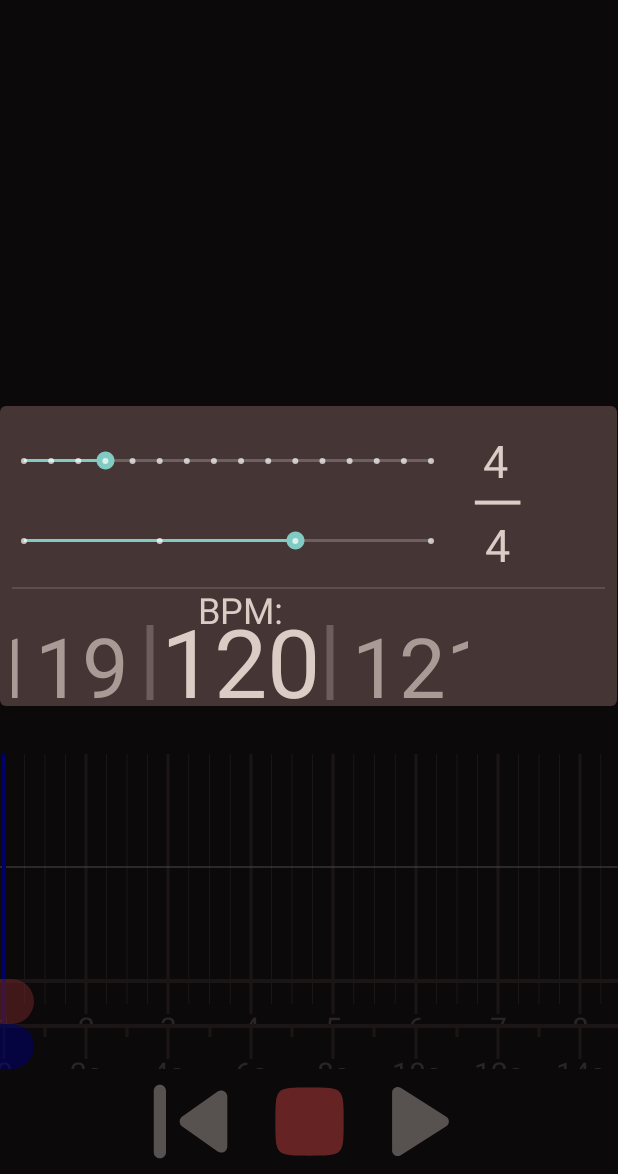
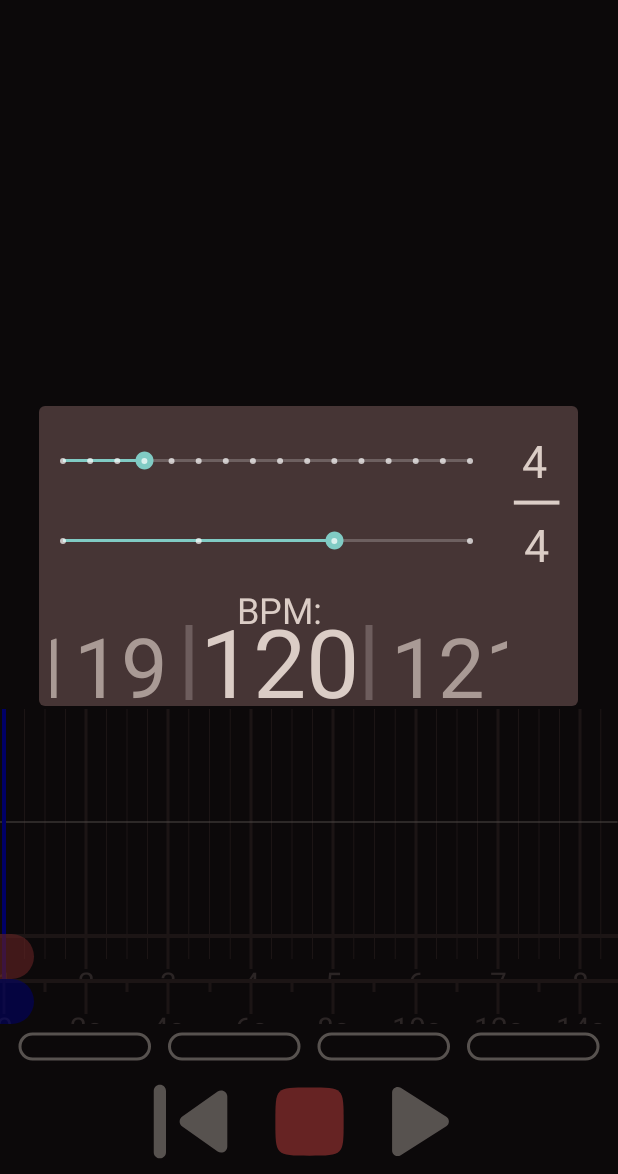
Before and after one commit to TEXflip/JamRec, an Android app: the screen it shows after launch (MainActivity), in the options menu, after a tap on "Metronome", on a phone screen of 412 x 824 dp, the part 62-1236 px from its top. Run offline under Robolectric (Android 15) with nearby library versions, the phone set to English and light mode, and no system bars.

Commit message:
inizata bozza metronomeVisualizer

```diff
--- a/app/src/main/java/com/tessari/jamrec/Activity/MainActivity.java
+++ b/app/src/main/java/com/tessari/jamrec/Activity/MainActivity.java
@@ -18,6 +18,7 @@ import android.view.MotionEvent;
 import android.view.View;
 import android.widget.ScrollView;
 
+import com.tessari.jamrec.CustomView.MetrnomeVisualizer;
 import com.tessari.jamrec.R;
 import com.tessari.jamrec.SessionManager;
 
@@ -32,6 +33,7 @@ public class MainActivity extends AppCompatActivity {
         setSupportActionBar((Toolbar) findViewById(R.id.toolbar));
         if (ContextCompat.checkSelfPermission(this, Manifest.permission.RECORD_AUDIO) != PackageManager.PERMISSION_GRANTED)
             ActivityCompat.requestPermissions(this, new String[]{Manifest.permission.RECORD_AUDIO}, 1);
+
 
         bufferSize = 1024; // AudioRecord.getMinBufferSize(sampleRate, audio_channel_in, audio_encoding);
         session = new SessionManager(this, sampleRate, bufferSize, audio_encoding, audio_channel_in, audio_channel_out);
--- a/app/src/main/java/com/tessari/jamrec/Activity/MetronomeDialog.java
+++ b/app/src/main/java/com/tessari/jamrec/Activity/MetronomeDialog.java
@@ -10,7 +10,6 @@ import android.widget.TextView;
 import com.tessari.jamrec.CustomView.BPMSelector;
 import com.tessari.jamrec.Metronome;
 import com.tessari.jamrec.R;
-import com.tessari.jamrec.Util.SupportMath;
 
 public class MetronomeDialog extends Dialog {
 
--- a/app/src/main/java/com/tessari/jamrec/CustomView/BPMSelector.java
+++ b/app/src/main/java/com/tessari/jamrec/CustomView/BPMSelector.java
@@ -125,12 +125,4 @@ public class BPMSelector extends View {
     public void setBpmChangeListener(OnBpmChangeListener eventListener) {
         bpmListener = eventListener;
     }
-
-    public void setBpmFloat(float bpm){
-        bpmFloat = bpm;
-    }
-
-    public float getBpmFloat(){
-        return bpmFloat;
-    }
 }
--- /dev/null
+++ b/app/src/main/java/com/tessari/jamrec/CustomView/MetrnomeVisualizer.java
@@ -0,0 +1,46 @@
+package com.tessari.jamrec.CustomView;
+
+import android.content.Context;
+import android.graphics.Canvas;
+import android.graphics.Paint;
+import android.support.annotation.Nullable;
+import android.support.v4.content.res.ResourcesCompat;
+import android.util.AttributeSet;
+import android.view.View;
+
+import com.tessari.jamrec.Metronome;
+import com.tessari.jamrec.R;
+import com.tessari.jamrec.SessionManager;
+
+public class MetrnomeVisualizer extends View {
+
+    private Metronome metronome;
+    private final float blockspacingX = 20, blockspacingY = 10;
+    private Paint mainColor;
+
+    public MetrnomeVisualizer(Context context, @Nullable AttributeSet attrs) {
+        super(context, attrs);
+        mainColor = new Paint(Paint.ANTI_ALIAS_FLAG);
+        mainColor.setColor(ResourcesCompat.getColor(getResources(), R.color.MainForeground, null));
+        mainColor.setStyle(Paint.Style.STROKE);
+        mainColor.setStrokeWidth(3);
+    }
+
+    @Override
+    protected void onDraw(Canvas c) {
+        super.onDraw(c);
+        if (metronome != null) {
+            int tpb = metronome.getTickPerBeat();
+            float blockWidth = (getWidth() - (tpb + 1) * blockspacingX) / tpb;
+            for (int i = 0; i < tpb; i++) {
+                float offset = (blockspacingX + blockWidth) * i;
+                c.drawRoundRect(offset+blockspacingX,blockspacingY,offset+blockspacingX+blockWidth,getHeight()-blockspacingY,20,20, mainColor);
+            }
+        }
+    }
+
+    public void setMetronome(Metronome metronome) {
+        this.metronome = metronome;
+    }
+
+}
--- /dev/null
+++ b/app/src/main/java/com/tessari/jamrec/CustomView/NumberSelector.java
@@ -0,0 +1,33 @@
+package com.tessari.jamrec.CustomView;
+
+import android.content.Context;
+import android.graphics.Canvas;
+import android.support.annotation.Nullable;
+import android.util.AttributeSet;
+import android.view.MotionEvent;
+import android.view.View;
+
+public class NumberSelector extends View {
+
+    private final int numberPerPart = 2;
+    private int number;
+
+    public NumberSelector(Context context, @Nullable AttributeSet attrs) {
+        super(context, attrs);
+    }
+
+    @Override
+    protected void onDraw(Canvas c) {
+        super.onDraw(c);
+        float centreX = getWidth() / 2f;
+        float centreY = getHeight() / 2f;
+        for (int i = -numberPerPart; i <= numberPerPart; i++) {
+
+        }
+    }
+
+    @Override
+    public boolean onTouchEvent(MotionEvent event) {
+        return super.onTouchEvent(event);
+    }
+}
--- a/app/src/main/java/com/tessari/jamrec/SessionManager.java
+++ b/app/src/main/java/com/tessari/jamrec/SessionManager.java
@@ -9,6 +9,7 @@ import android.widget.ToggleButton;
 
 import com.tessari.jamrec.CustomView.AudioCanvas;
 import com.tessari.jamrec.CustomView.Beatsline;
+import com.tessari.jamrec.CustomView.MetrnomeVisualizer;
 import com.tessari.jamrec.CustomView.Timeline;
 import com.tessari.jamrec.Util.SupportMath;
 
@@ -22,6 +23,7 @@ public class SessionManager {
     private Timeline timeline;
     private Beatsline beatsline;
     private ToggleButton button_rec, button_play;
+    private MetrnomeVisualizer metrnomeVisualizer;
     public Track track;
     public Recorder recorder;
     public Metronome metronome;
@@ -40,6 +42,7 @@ public class SessionManager {
         this.beatsline = context.findViewById(R.id.beatsline);
         this.sampleRate = sampleRate;
         metronome = new Metronome(this);
+        metrnomeVisualizer = context.findViewById(R.id.metrnomeVisualizer);
         stretchDetector = new ScaleGestureDetector(context, new ViewStretchListener());
         scrollDetector = new GestureDetector(context, new ViewScrollListener());
         timebarScrollDetector = new GestureDetector(context, new TimebarScrollListener());
@@ -51,6 +54,7 @@ public class SessionManager {
         audioCanvas.setSession(this);
         timeline.setSession(this);
         beatsline.setSession(this);
+        metrnomeVisualizer.setMetronome(metronome);
         this.bufferSize = bufferSize;
         audioCanvas.post(new Runnable() {
             @Override
@@ -69,6 +73,7 @@ public class SessionManager {
                 audioCanvas.invalidate();
                 timeline.invalidate();
                 beatsline.invalidate();
+                metrnomeVisualizer.invalidate();
             }
         });
     }
--- a/app/src/main/res/layout/activity_main.xml
+++ b/app/src/main/res/layout/activity_main.xml
@@ -77,9 +77,17 @@
             android:id="@+id/timeline"
             android:layout_width="0dp"
             android:layout_height="@dimen/timeline_height"
+            drawable:layout_constraintBottom_toTopOf="@+id/metrnomeVisualizer"
+            drawable:layout_constraintEnd_toEndOf="parent"
+            drawable:layout_constraintHorizontal_bias="0.0"
+            drawable:layout_constraintStart_toStartOf="parent" />
+
+        <com.tessari.jamrec.CustomView.MetrnomeVisualizer
+            android:id="@+id/metrnomeVisualizer"
+            android:layout_width="0dp"
+            android:layout_height="30dp"
             drawable:layout_constraintBottom_toBottomOf="parent"
             drawable:layout_constraintEnd_toEndOf="parent"
-            drawable:layout_constraintHorizontal_bias="0.0"
             drawable:layout_constraintStart_toStartOf="parent" />
 
     </android.support.constraint.ConstraintLayout>
--- a/app/src/main/res/layout/metronome_dialog.xml
+++ b/app/src/main/res/layout/metronome_dialog.xml
@@ -55,18 +55,6 @@
         app:layout_constraintStart_toEndOf="@+id/seekbar_tickPerBeat"
         app:layout_constraintTop_toTopOf="parent" />
 
-    <View
-        android:id="@+id/divider2"
-        android:layout_width="395dp"
-        android:layout_height="1dp"
-        android:layout_marginStart="8dp"
-        android:layout_marginTop="10dp"
-        android:layout_marginEnd="8dp"
-        android:background="?android:attr/listDivider"
-        app:layout_constraintEnd_toEndOf="parent"
-        app:layout_constraintStart_toStartOf="parent"
-        app:layout_constraintTop_toBottomOf="@+id/seekbar_Div" />
-
     <!--<SeekBar-->
         <!--android:id="@+id/seekbar_Bpm"-->
         <!--android:layout_width="304dp"-->
```
